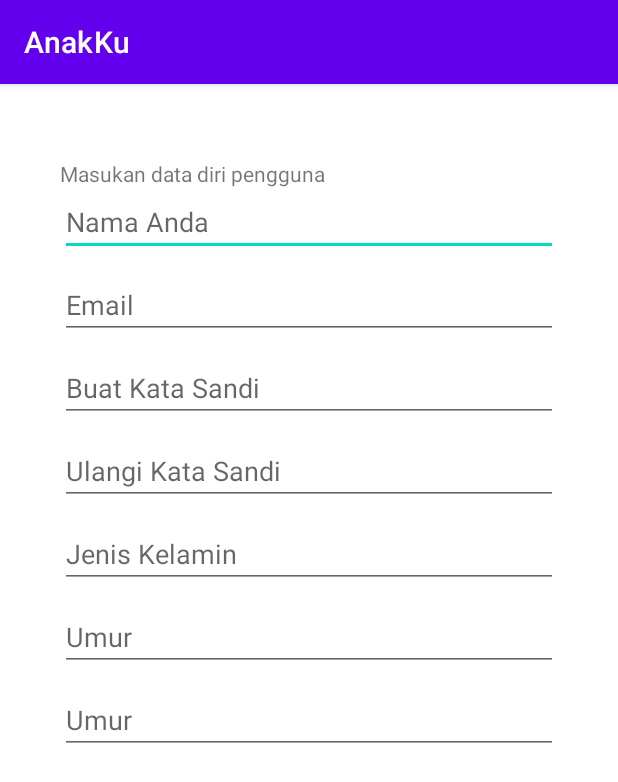
After one commit to pwicaksonoo/AnakKu, an Android app: the fragment RegisterFragment shown on its own in the app's theme, on a phone screen of 412 x 824 dp. The commit adds this screen. Shown: the top 782 px of the screen. Run offline under Robolectric (Android 15) with nearby library versions, the phone set to English and light mode, and no system bars.

Commit message:
TestRegister

```diff
--- a/app/build.gradle
+++ b/app/build.gradle
@@ -33,6 +33,10 @@
     implementation 'androidx.appcompat:appcompat:1.4.1'
     implementation 'com.google.android.material:material:1.5.0'
     implementation 'androidx.constraintlayout:constraintlayout:2.1.3'
+    implementation 'androidx.annotation:annotation:1.1.0'
+    implementation 'androidx.lifecycle:lifecycle-livedata-ktx:2.2.0'
+    implementation 'androidx.lifecycle:lifecycle-viewmodel-ktx:2.2.0'
+    implementation 'androidx.legacy:legacy-support-v4:1.0.0'
     testImplementation 'junit:junit:4.+'
     androidTestImplementation 'androidx.test.ext:junit:1.1.3'
     androidTestImplementation 'androidx.test.espresso:espresso-core:3.4.0'
--- a/app/src/main/AndroidManifest.xml
+++ b/app/src/main/AndroidManifest.xml
@@ -9,6 +9,7 @@
         android:roundIcon="@mipmap/ic_launcher_round"
         android:supportsRtl="true"
         android:theme="@style/Theme.AnakKu">
+
         <activity android:name=".MainActivity">
             <intent-filter>
                 <action android:name="android.intent.action.MAIN" />
--- /dev/null
+++ b/app/src/main/java/com/example/anakku/RegisterFragment.java
@@ -0,0 +1,64 @@
+package com.example.anakku;
+
+import android.os.Bundle;
+
+import androidx.fragment.app.Fragment;
+
+import android.view.LayoutInflater;
+import android.view.View;
+import android.view.ViewGroup;
+
+/**
+ * A simple {@link Fragment} subclass.
+ * Use the {@link RegisterFragment#newInstance} factory method to
+ * create an instance of this fragment.
+ */
+public class RegisterFragment extends Fragment {
+
+    // TODO: Rename parameter arguments, choose names that match
+    // the fragment initialization parameters, e.g. ARG_ITEM_NUMBER
+    private static final String ARG_PARAM1 = "param1";
+    private static final String ARG_PARAM2 = "param2";
+
+    // TODO: Rename and change types of parameters
+    private String mParam1;
+    private String mParam2;
+
+    public RegisterFragment() {
+        // Required empty public constructor
+    }
+
+    /**
+     * Use this factory method to create a new instance of
+     * this fragment using the provided parameters.
+     *
+     * @param param1 Parameter 1.
+     * @param param2 Parameter 2.
+     * @return A new instance of fragment RegisterFragment.
+     */
+    // TODO: Rename and change types and number of parameters
+    public static RegisterFragment newInstance(String param1, String param2) {
+        RegisterFragment fragment = new RegisterFragment();
+        Bundle args = new Bundle();
+        args.putString(ARG_PARAM1, param1);
+        args.putString(ARG_PARAM2, param2);
+        fragment.setArguments(args);
+        return fragment;
+    }
+
+    @Override
+    public void onCreate(Bundle savedInstanceState) {
+        super.onCreate(savedInstanceState);
+        if (getArguments() != null) {
+            mParam1 = getArguments().getString(ARG_PARAM1);
+            mParam2 = getArguments().getString(ARG_PARAM2);
+        }
+    }
+
+    @Override
+    public View onCreateView(LayoutInflater inflater, ViewGroup container,
+                             Bundle savedInstanceState) {
+        // Inflate the layout for this fragment
+        return inflater.inflate(R.layout.fragment_register, container, false);
+    }
+}
--- /dev/null
+++ b/app/src/main/res/layout/fragment_register.xml
@@ -0,0 +1,91 @@
+<?xml version="1.0" encoding="utf-8"?>
+<LinearLayout xmlns:android="http://schemas.android.com/apk/res/android"
+    xmlns:app="http://schemas.android.com/apk/res-auto"
+    xmlns:tools="http://schemas.android.com/tools"
+    android:layout_width="match_parent"
+    android:layout_height="match_parent"
+    tools:context=".RegisterFragment"
+    android:paddingTop="50dp"
+    android:paddingStart="40dp"
+    android:paddingEnd="40dp"
+    android:orientation="vertical">
+
+    <ImageView
+        android:id="@+id/imageView2"
+        android:layout_width="match_parent"
+        android:layout_height="wrap_content"
+        android:gravity="center"
+        tools:src="@tools:sample/avatars" />
+
+    <TextView
+        android:layout_width="wrap_content"
+        android:layout_height="wrap_content"
+        android:text="Masukan data diri pengguna" />
+
+    <EditText
+        android:id="@+id/editTextNama"
+        android:layout_width="match_parent"
+        android:layout_height="wrap_content"
+        android:ems="10"
+        android:hint="Nama Anda"
+        android:layout_marginBottom="10dp"
+        android:inputType="text" />
+
+    <EditText
+        android:id="@+id/editTextEmail"
+        android:layout_width="match_parent"
+        android:layout_height="wrap_content"
+        android:ems="10"
+        android:hint="Email"
+        android:layout_marginBottom="10dp"
+        android:inputType="textEmailAddress" />
+
+    <EditText
+        android:id="@+id/editPassword"
+        android:layout_width="match_parent"
+        android:layout_height="wrap_content"
+        android:ems="10"
+        android:hint="Buat Kata Sandi"
+        android:layout_marginBottom="10dp"
+        android:inputType="numberPassword" />
+
+    <EditText
+        android:id="@+id/editTextKonfirmasiPassword"
+        android:layout_width="match_parent"
+        android:layout_height="wrap_content"
+        android:ems="10"
+        android:hint="Ulangi Kata Sandi"
+        android:layout_marginBottom="10dp"
+        android:inputType="numberPassword" />
+
+    <EditText
+        android:id="@+id/editTextJenisKelamin"
+        android:layout_width="match_parent"
+        android:layout_height="wrap_content"
+        android:ems="10"
+        android:hint="Jenis Kelamin"
+        android:layout_marginBottom="10dp"
+        android:inputType="" />
+
+    <EditText
+        android:id="@+id/editPilihUmur"
+        android:layout_width="match_parent"
+        android:layout_height="wrap_content"
+        android:ems="10"
+        android:hint="Umur"
+        android:layout_marginBottom="10dp"
+        android:inputType="" />
+
+    <EditText
+        android:id="@+id/editTextUmur"
+        android:layout_width="match_parent"
+        android:layout_height="wrap_content"
+        android:ems="10"
+        android:hint="Umur"
+        android:layout_marginBottom="10dp"
+        android:inputType="" />
+
+
+
+
+</LinearLayout>
--- /dev/null
+++ b/app/src/main/res/values/dimens.xml
@@ -0,0 +1,5 @@
+<resources>
+    <!-- Default screen margins, per the Android Design guidelines. -->
+    <dimen name="activity_horizontal_margin">16dp</dimen>
+    <dimen name="activity_vertical_margin">16dp</dimen>
+</resources>
--- a/app/src/main/res/values/strings.xml
+++ b/app/src/main/res/values/strings.xml
@@ -1,3 +1,14 @@
 <resources>
     <string name="app_name">AnakKu</string>
+    <string name="title_activity_login">LoginActivity</string>
+    <string name="prompt_email">Email</string>
+    <string name="prompt_password">Password</string>
+    <string name="action_sign_in">Sign in or register</string>
+    <string name="action_sign_in_short">Sign in</string>
+    <string name="welcome">"Welcome !"</string>
+    <string name="invalid_username">Not a valid username</string>
+    <string name="invalid_password">Password must be >5 characters</string>
+    <string name="login_failed">"Login failed"</string>
+    <!-- TODO: Remove or change this placeholder text -->
+    <string name="hello_blank_fragment">Hello blank fragment</string>
 </resources>
```
Also changed, not shown: gradle/wrapper/gradle-wrapper.properties.
